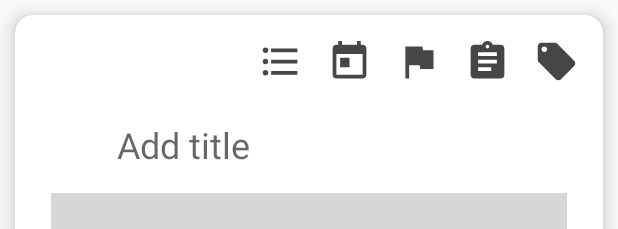
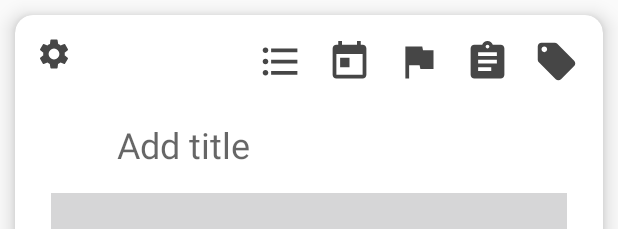
Before and after one commit to tmutimer/ThingsInbox, an Android app: the layout activity_main.xml on its own in the app's theme, with its tools: preview values and no code run, on a phone screen of 412 x 824 dp. Shown: the top 229 px of the screen. Run offline under Robolectric (Android 15) with nearby library versions, the phone set to English and light mode, and no system bars.

Commit message:
Changed to "dialog" UI, with no action bar. Implemented preferences.

```diff
--- a/app/build.gradle
+++ b/app/build.gradle
@@ -24,6 +24,7 @@ dependencies {
     implementation 'androidx.appcompat:appcompat:1.1.0'
     implementation 'androidx.constraintlayout:constraintlayout:1.1.3'
     implementation 'androidx.legacy:legacy-support-v4:1.0.0'
+    implementation 'androidx.preference:preference:1.1.0-alpha05'
     testImplementation 'junit:junit:4.12'
     androidTestImplementation 'androidx.test.ext:junit:1.1.1'
     androidTestImplementation 'androidx.test.espresso:espresso-core:3.2.0'
--- a/app/src/main/java/com/android/example/thingsinbox/ToDo.java
+++ b/app/src/main/java/com/android/example/thingsinbox/ToDo.java
@@ -107,7 +107,7 @@ public class ToDo extends ThingsItem {
      */
     public void send(Context context) {
         Message message = new Message();
-        message.setRecipients(new String[] {MainActivity.sEmailAddress});
+        message.setRecipients(new String[] {MainActivity.mEmailAddress});
 
         if(isMessageComplex()) {
             String urlString = getUrlString();
--- /dev/null
+++ b/app/src/main/res/drawable/ic_settings_black_24dp.xml
@@ -0,0 +1,5 @@
+<vector android:height="24dp" android:tint="@color/colorPrimaryDark"
+    android:viewportHeight="24" android:viewportWidth="24"
+    android:width="24dp" xmlns:android="http://schemas.android.com/apk/res/android">
+    <path android:fillColor="#FF000000" android:pathData="M19.1,12.9a2.8,2.8 0,0 0,0.1 -0.9,2.8 2.8,0 0,0 -0.1,-0.9l2.1,-1.6a0.7,0.7 0,0 0,0.1 -0.6L19.4,5.5a0.7,0.7 0,0 0,-0.6 -0.2l-2.4,1a6.5,6.5 0,0 0,-1.6 -0.9l-0.4,-2.6a0.5,0.5 0,0 0,-0.5 -0.4H10.1a0.5,0.5 0,0 0,-0.5 0.4L9.3,5.4a5.6,5.6 0,0 0,-1.7 0.9l-2.4,-1a0.4,0.4 0,0 0,-0.5 0.2l-2,3.4c-0.1,0.2 0,0.4 0.2,0.6l2,1.6a2.8,2.8 0,0 0,-0.1 0.9,2.8 2.8,0 0,0 0.1,0.9L2.8,14.5a0.7,0.7 0,0 0,-0.1 0.6l1.9,3.4a0.7,0.7 0,0 0,0.6 0.2l2.4,-1a6.5,6.5 0,0 0,1.6 0.9l0.4,2.6a0.5,0.5 0,0 0,0.5 0.4h3.8a0.5,0.5 0,0 0,0.5 -0.4l0.3,-2.6a5.6,5.6 0,0 0,1.7 -0.9l2.4,1a0.4,0.4 0,0 0,0.5 -0.2l2,-3.4c0.1,-0.2 0,-0.4 -0.2,-0.6ZM12,15.6A3.6,3.6 0,1 1,15.6 12,3.6 3.6,0 0,1 12,15.6Z"/>
+</vector>
--- a/app/src/main/res/layout/activity_main.xml
+++ b/app/src/main/res/layout/activity_main.xml
@@ -10,6 +10,18 @@
             android:layout_width="match_parent"
             android:layout_height="wrap_content"
             android:animateLayoutChanges="true">
+
+            <ImageButton
+                android:id="@+id/settings_button"
+                android:layout_width="24dp"
+                android:layout_height="24dp"
+                android:layout_marginLeft="24dp"
+                android:layout_marginTop="24dp"
+                android:background="@drawable/ic_settings_black_24dp"
+                android:elevation="9dp"
+                android:onClick="openSettings"
+                card_view:layout_constraintLeft_toLeftOf="parent"
+                card_view:layout_constraintTop_toTopOf="parent" />
 
             <com.google.android.material.floatingactionbutton.FloatingActionButton
                 android:id="@+id/send_button"
@@ -54,7 +66,7 @@
                         layout="@layout/todo_metadata_bar"
                         android:layout_width="wrap_content"
                         android:layout_height="wrap_content"
-                        android:layout_gravity="right" />
+                        android:layout_gravity="right"/>
 
                     <LinearLayout
                         android:layout_width="match_parent"
@@ -169,7 +181,7 @@
                                 android:layout_width="258dp"
                                 android:layout_height="wrap_content"
                                 android:background="@null"
-                                android:hint="Deadline - coming soon"
+                                android:hint="@string/todo_deadline_hint"
                                 android:importantForAutofill="no"
                                 android:padding="16dp"
                                 android:paddingStart="8dp"
@@ -191,13 +203,14 @@
                             android:layout_height="wrap_content"
                             android:visibility="gone">
 
-                            <EditText
-                                android:id="@+id/et_list"
+                            <AutoCompleteTextView
+                                android:id="@+id/actv_list"
                                 android:layout_width="328dp"
                                 android:layout_height="wrap_content"
                                 android:background="@null"
-                                android:hint="@string/list_hint"
+                                android:hint="@string/todo_list_hint"
                                 android:importantForAutofill="no"
+                                android:completionThreshold="0"
                                 android:padding="16dp"
                                 android:paddingStart="32dp"
                                 android:paddingEnd="32dp" />
@@ -219,12 +232,13 @@
                             android:layout_height="wrap_content"
                             android:visibility="gone">
 
-                            <EditText
-                                android:id="@+id/et_tags"
+                            <MultiAutoCompleteTextView
+                                android:id="@+id/mactv_tags"
                                 android:layout_width="328dp"
                                 android:layout_height="wrap_content"
                                 android:background="@null"
-                                android:hint="@string/tags_hint"
+                                android:hint="@string/todo_tags_hint"
+                                android:completionThreshold="0"
                                 android:importantForAutofill="no"
                                 android:padding="16dp"
                                 android:paddingStart="32dp"
--- a/app/src/main/res/values/strings.xml
+++ b/app/src/main/res/values/strings.xml
@@ -1,16 +1,20 @@
 <resources>
     <string name="app_name">Things Inbox</string>
+
     <string name="todo_title_hint">Add title</string>
+    <string name="todo_notes_hint">Add notes</string>
+    <string name="todo_subtasks_hint">Add subtasks, separated by lines</string>
+    <string name="todo_tags_hint">Add tags</string>
+    <string name="todo_list_hint">Add a project or area</string>
+    <string name="todo_deadline_hint">Add a deadline</string>
+
+    <string name="email_todo_subject">Import this To-Do (%1$s)</string>
+
     <string name="send_button">Send as Email</string>
-    <string name="email_todo_subject">Import this To-Do (%1$s)</string>
-    <string name="todo_notes_hint">Add notes</string>
+
     <string name="action_send">Send</string>
     <string name="action_settings">Settings</string>
-    <string name="todo_subtasks_hint">Add subtasks, separated by lines</string>
-    <string name="add_project">Add project</string>
-    <string name="tags_hint">Add tags, separated by lines</string>
-    <string name="list_hint">Add a Project or Area</string>
-    <string name="history">History</string>
+
     <string-array name="date_choice_array">
         <item>Inbox</item>
         <item>Today</item>
@@ -35,7 +39,8 @@
         <item>Project…</item>
         <item>Area…</item>
     </string-array>
-
-    <!-- TODO: Remove or change this placeholder text -->
-    <string name="hello_blank_fragment">Hello blank fragment</string>
+    <string name="title_activity_settings">Settings</string>
+    <string name="projects_areas"><![CDATA[Projects & Areas]]></string>
+    <string name="tags">Tags</string>
+    <string name="email_title">\"Mail to Things\" Address</string>
 </resources>
--- a/app/src/main/res/values/styles.xml
+++ b/app/src/main/res/values/styles.xml
@@ -7,4 +7,14 @@
         <item name="colorPrimaryDark">@color/colorPrimaryDark</item>
         <item name="colorAccent">@color/colorAccent</item>
     </style>
+
+    <style name="Theme.AppCompat.Translucent" parent="Theme.AppCompat.Light.NoActionBar">
+        <item name="android:background">#00000000</item> <!-- Or any transparency or color you need -->
+        <item name="android:windowNoTitle">true</item>
+        <item name="android:windowBackground">@android:color/transparent</item>
+        <item name="android:colorBackgroundCacheHint">@null</item>
+        <item name="android:windowIsTranslucent">true</item>
+        <item name="android:windowAnimationStyle">@android:style/Animation</item>
+    </style>
+
 </resources>
```
Also changed, not shown: app/src/main/AndroidManifest.xml (+12 -2 lines), app/src/main/java/com/android/example/thingsinbox/MainActivity.java (+63 -75 lines), app/src/main/java/com/android/example/thingsinbox/SettingsActivity.java (added, +31 -0 lines), app/src/main/res/drawable/ic_receiptshapecrop.xml (deleted, +0 -9 lines), app/src/main/res/layout/settings_activity.xml (added, +10 -0 lines), app/src/main/res/values/arrays.xml (added, +12 -0 lines), app/src/main/res/xml/root_preferences.xml (added, +32 -0 lines).
